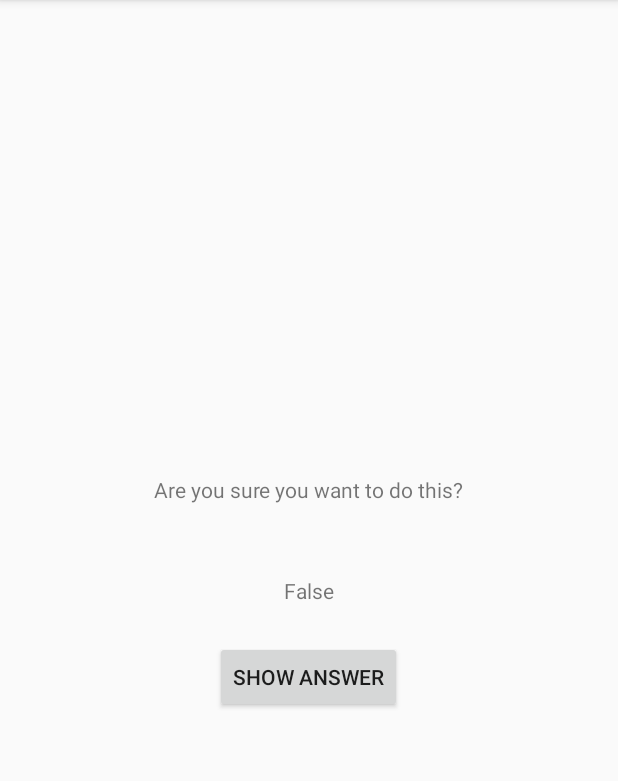
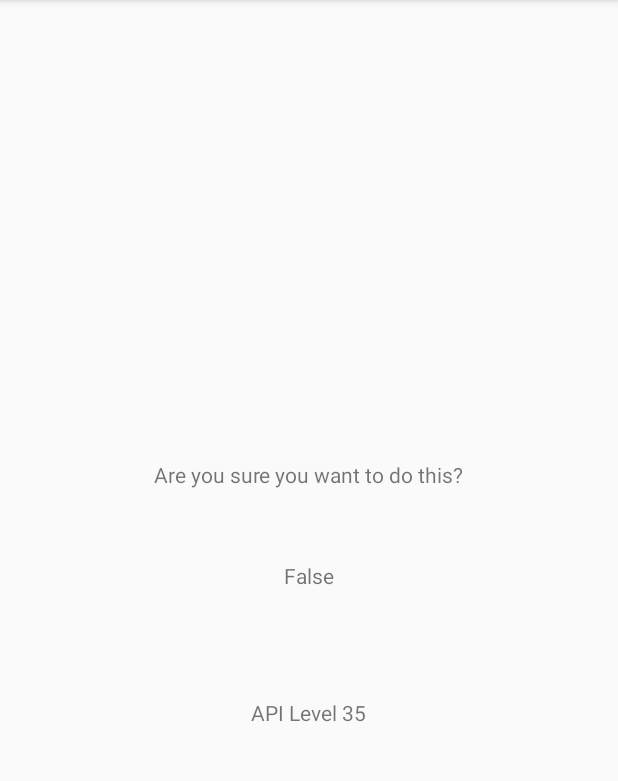
Before and after one commit to SeanArmstrong/BigNerdRanch, an Android app: the CheatActivity screen opened directly, with no data from a screen before it, after a tap on "SHOW ANSWER", on a phone screen of 412 x 824 dp, the part 84-865 px from its top. Run offline under Robolectric (Android 15) with nearby library versions, the phone set to English and light mode, and no system bars.

Commit message:
end chapter 6

```diff
--- a/GeoQuiz/app/build.gradle
+++ b/GeoQuiz/app/build.gradle
@@ -2,7 +2,7 @@ apply plugin: 'com.android.application'
 
 android {
     compileSdkVersion 24
-    buildToolsVersion "23.0.2"
+    buildToolsVersion "24.0.2"
     defaultConfig {
         applicationId "com.example.seanarmstrong.geoquiz"
         minSdkVersion 19
--- a/GeoQuiz/app/src/main/java/com/example/seanarmstrong/geoquiz/CheatActivity.java
+++ b/GeoQuiz/app/src/main/java/com/example/seanarmstrong/geoquiz/CheatActivity.java
@@ -1,14 +1,17 @@
 package com.example.seanarmstrong.geoquiz;
 
+import android.animation.Animator;
+import android.animation.AnimatorListenerAdapter;
 import android.content.Context;
 import android.content.Intent;
-import android.support.v4.text.TextDirectionHeuristicCompat;
-import android.support.v4.widget.TextViewCompat;
+import android.os.Build;
 import android.support.v7.app.AppCompatActivity;
 import android.os.Bundle;
 import android.view.View;
+import android.view.ViewAnimationUtils;
 import android.widget.Button;
 import android.widget.TextView;
+
 
 public class CheatActivity extends AppCompatActivity {
 
@@ -17,7 +20,8 @@ public class CheatActivity extends AppCompatActivity {
 
 
     private boolean mAnswerIsTrue;
-    private TextView mAnswerTextview;
+    private TextView mAnswerTextView;
+    private TextView mAndroidVersion;
     private Button mShowAnswerButton;
 
     public static Intent newIntent(Context packageContext, boolean answerIsTrue) {
@@ -37,20 +41,41 @@ public class CheatActivity extends AppCompatActivity {
 
         mAnswerIsTrue = getIntent().getBooleanExtra(EXTRA_ANSWER_IS_TRUE, false);
 
-        mAnswerTextview = (TextView) findViewById(R.id.answer_text_view);
+        mAnswerTextView = (TextView) findViewById(R.id.answer_text_view);
+
         mShowAnswerButton = (Button) findViewById(R.id.show_answer_button);
-
         mShowAnswerButton.setOnClickListener(new View.OnClickListener() {
             @Override
             public void onClick(View v) {
                 if (mAnswerIsTrue) {
-                    mAnswerTextview.setText(R.string.true_button);
+                    mAnswerTextView.setText(R.string.true_button);
                 } else {
-                    mAnswerTextview.setText(R.string.false_button);
+                    mAnswerTextView.setText(R.string.false_button);
                 }
                 setAnswerShownResult(true);
+
+                if (Build.VERSION.SDK_INT >= Build.VERSION_CODES.LOLLIPOP) {
+                    int cx = mShowAnswerButton.getWidth() / 2;
+                    int cy = mShowAnswerButton.getHeight() / 2;
+                    float radius = mShowAnswerButton.getWidth();
+                    Animator anim = ViewAnimationUtils
+                            .createCircularReveal(mShowAnswerButton, cx, cy, radius, 0);
+                    anim.addListener(new AnimatorListenerAdapter() {
+                        @Override
+                        public void onAnimationEnd(Animator animation) {
+                            super.onAnimationEnd(animation);
+                            mShowAnswerButton.setVisibility(View.INVISIBLE);
+                        }
+                    });
+                    anim.start();
+                } else {
+                    mShowAnswerButton.setVisibility(View.INVISIBLE);
+                }
             }
         });
+
+        mAndroidVersion = (TextView) findViewById(R.id.android_version);
+        mAndroidVersion.setText("API Level " + Build.VERSION.SDK_INT);
     }
 
     private void setAnswerShownResult(boolean isAnswerShown) {
--- a/GeoQuiz/app/src/main/res/layout/activity_cheat.xml
+++ b/GeoQuiz/app/src/main/res/layout/activity_cheat.xml
@@ -27,5 +27,10 @@
         android:layout_height="wrap_content"
         android:text="@string/show_answer_button"/>
 
+    <TextView
+        android:id="@+id/android_version"
+        android:layout_width="wrap_content"
+        android:layout_height="wrap_content"/>
+
 
 </LinearLayout>
```
